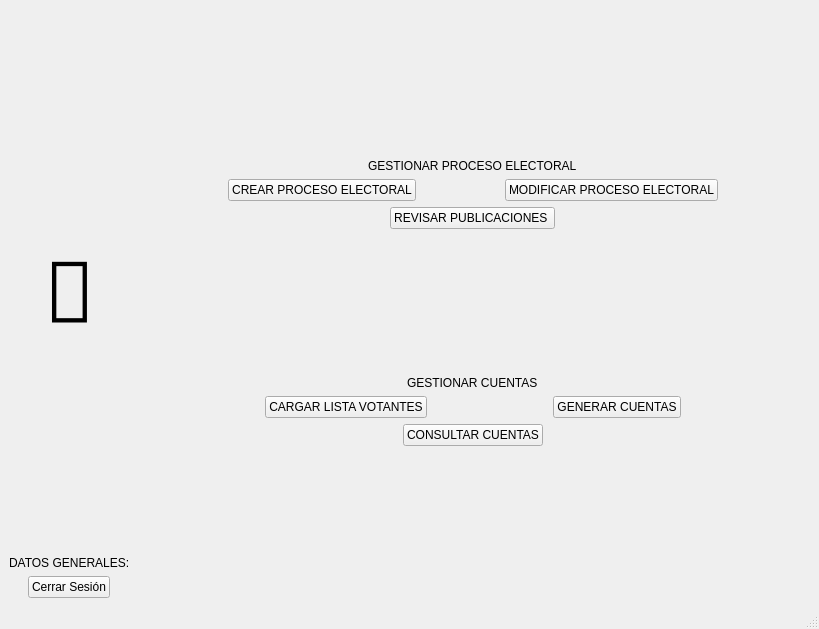
Qt form forms/inicioadmin.ui (sarahiva/IS2Proyecto1) before a commit.
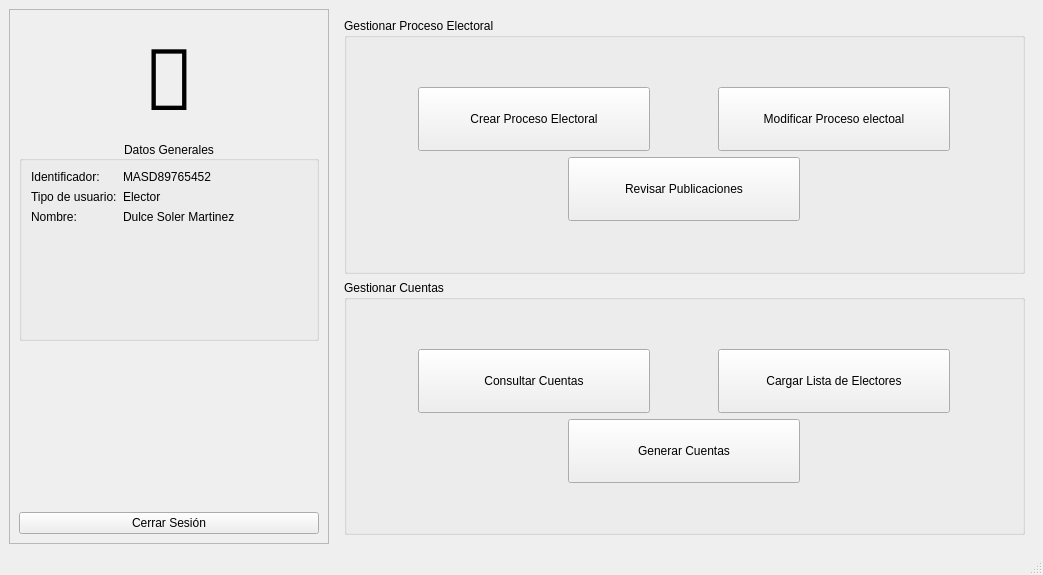
The same form after that commit. The open tabs and pages were chosen to show the change. Custom widgets are drawn as their Qt base class.

Commit message:
Implementado la creación del proceso electoral.
* Implementado la carga y generación de contraseña para electores y
candidatos.

What changed in the file:
```diff
--- a/forms/inicioadmin.ui
+++ b/forms/inicioadmin.ui
@@ -6,44 +6,36 @@
    <rect>
     <x>0</x>
     <y>0</y>
-    <width>819</width>
-    <height>629</height>
+    <width>1043</width>
+    <height>575</height>
    </rect>
   </property>
   <property name="windowTitle">
    <string>MainWindow</string>
   </property>
   <widget class="QWidget" name="centralwidget">
-   <layout class="QHBoxLayout" name="horizontalLayout_7" stretch="0,0">
-    <property name="sizeConstraint">
-     <enum>QLayout::SetDefaultConstraint</enum>
-    </property>
+   <layout class="QHBoxLayout" name="horizontalLayout">
     <item>
-     <layout class="QVBoxLayout" name="verticalLayout_3">
-      <property name="sizeConstraint">
-       <enum>QLayout::SetFixedSize</enum>
+     <widget class="QFrame" name="frame">
+      <property name="minimumSize">
+       <size>
+        <width>320</width>
+        <height>0</height>
+       </size>
       </property>
-      <item>
-       <spacer name="verticalSpacer_3">
-        <property name="orientation">
-         <enum>Qt::Vertical</enum>
-        </property>
-        <property name="sizeType">
-         <enum>QSizePolicy::Fixed</enum>
-        </property>
-        <property name="sizeHint" stdset="0">
+      <property name="maximumSize">
          <size>
-          <width>10</width>
-          <height>20</height>
-         </size>
-        </property>
-       </spacer>
-      </item>
-      <item>
-       <layout class="QHBoxLayout" name="horizontalLayout_9">
-        <property name="rightMargin">
-         <number>0</number>
-        </property>
+        <width>150</width>
+        <height>16777215</height>
+       </size>
+      </property>
+      <property name="frameShape">
+       <enum>QFrame::StyledPanel</enum>
+      </property>
+      <property name="frameShadow">
+       <enum>QFrame::Raised</enum>
+      </property>
+      <layout class="QVBoxLayout" name="verticalLayout">
         <item>
          <widget class="QLabel" name="label_4">
           <property name="sizePolicy">
@@ -68,46 +60,95 @@
           </property>
          </widget>
         </item>
-       </layout>
-      </item>
       <item>
-       <layout class="QHBoxLayout" name="horizontalLayout_10">
-        <item>
+        <widget class="QGroupBox" name="groupBox">
+         <property name="minimumSize">
+          <size>
+           <width>0</width>
+           <height>200</height>
+          </size>
+         </property>
+         <property name="title">
+          <string>Datos Generales</string>
+         </property>
+         <property name="alignment">
+          <set>Qt::AlignCenter</set>
+         </property>
+         <layout class="QFormLayout" name="formLayout">
+          <item row="0" column="0">
+           <widget class="QLabel" name="label">
+            <property name="text">
+             <string>Identificador:</string>
+            </property>
+           </widget>
+          </item>
+          <item row="0" column="1">
+           <widget class="QLabel" name="label_5">
+            <property name="text">
+             <string>MASD89765452</string>
+            </property>
+           </widget>
+          </item>
+          <item row="3" column="0">
          <widget class="QLabel" name="label_2">
-          <property name="sizePolicy">
-           <sizepolicy hsizetype="Fixed" vsizetype="Fixed">
-            <horstretch>0</horstretch>
-            <verstretch>0</verstretch>
-           </sizepolicy>
-          </property>
+            <property name="text">
+             <string/>
+            </property>
+           </widget>
+          </item>
+          <item row="1" column="0">
+           <widget class="QLabel" name="label_3">
           <property name="text">
-           <string>DATOS GENERALES:</string>
+             <string>Tipo de usuario:</string>
+            </property>
+           </widget>
+          </item>
+          <item row="1" column="1">
+           <widget class="QLabel" name="label_7">
+            <property name="text">
+             <string>Elector</string>
+            </property>
+           </widget>
+          </item>
+          <item row="2" column="0">
+           <widget class="QLabel" name="label_6">
+            <property name="text">
+             <string>Nombre:</string>
+            </property>
+           </widget>
+          </item>
+          <item row="2" column="1">
+           <widget class="QLabel" name="label_8">
+            <property name="text">
+             <string>Dulce Soler Martinez</string>
           </property>
          </widget>
         </item>
        </layout>
+        </widget>
       </item>
       <item>
-       <layout class="QHBoxLayout" name="horizontalLayout_11"/>
-      </item>
-      <item>
-       <layout class="QHBoxLayout" name="horizontalLayout_13">
+        <spacer name="verticalSpacer_2">
+         <property name="orientation">
+          <enum>Qt::Vertical</enum>
+         </property>
+         <property name="sizeHint" stdset="0">
+          <size>
+           <width>20</width>
+           <height>40</height>
+          </size>
+         </property>
+        </spacer>
+       </item>
         <item>
          <widget class="QPushButton" name="cerrarSesionBtn">
-          <property name="sizePolicy">
-           <sizepolicy hsizetype="Fixed" vsizetype="Fixed">
-            <horstretch>0</horstretch>
-            <verstretch>0</verstretch>
-           </sizepolicy>
-          </property>
           <property name="text">
            <string>Cerrar Sesión</string>
           </property>
          </widget>
         </item>
        </layout>
-      </item>
-     </layout>
+     </widget>
     </item>
     <item>
      <widget class="QStackedWidget" name="stackedWidget">
@@ -115,28 +156,17 @@
        <number>2</number>
       </property>
       <widget class="QWidget" name="page">
-       <layout class="QVBoxLayout" name="verticalLayout_4">
-        <item>
-         <layout class="QVBoxLayout" name="verticalLayout">
-          <item>
-           <layout class="QHBoxLayout" name="horizontalLayout">
-            <item>
-             <widget class="QLabel" name="label">
-              <property name="sizePolicy">
-               <sizepolicy hsizetype="Fixed" vsizetype="Fixed">
-                <horstretch>0</horstretch>
-                <verstretch>0</verstretch>
-               </sizepolicy>
-              </property>
-              <property name="text">
-               <string>GESTIONAR PROCESO ELECTORAL</string>
-              </property>
-             </widget>
-            </item>
-           </layout>
-          </item>
+       <layout class="QGridLayout" name="gridLayout_2">
+        <item row="0" column="0">
+         <widget class="QGroupBox" name="groupBox_3">
+          <property name="title">
+           <string>Gestionar Proceso Electoral</string>
+          </property>
+          <layout class="QVBoxLayout" name="verticalLayout_5">
           <item>
-           <layout class="QHBoxLayout" name="horizontalLayout_2">
+            <layout class="QVBoxLayout" name="verticalLayout_3">
+             <item>
+              <layout class="QHBoxLayout" name="horizontalLayout_3">
             <item>
              <widget class="QPushButton" name="createProcBtn">
               <property name="sizePolicy">
@@ -145,8 +175,14 @@
                 <verstretch>0</verstretch>
                </sizepolicy>
               </property>
+                 <property name="minimumSize">
+                  <size>
+                   <width>232</width>
+                   <height>64</height>
+                  </size>
+                 </property>
               <property name="text">
-               <string>CREAR PROCESO ELECTORAL</string>
+                  <string>Crear Proceso Electoral</string>
               </property>
              </widget>
             </item>
@@ -158,16 +194,20 @@
                 <verstretch>0</verstretch>
                </sizepolicy>
               </property>
+                 <property name="minimumSize">
+                  <size>
+                   <width>232</width>
+                   <height>64</height>
+                  </size>
+                 </property>
               <property name="text">
-               <string>MODIFICAR PROCESO ELECTORAL</string>
+                  <string>Modificar Proceso electoal</string>
               </property>
              </widget>
             </item>
            </layout>
           </item>
-          <item>
-           <layout class="QHBoxLayout" name="horizontalLayout_3">
-            <item>
+             <item alignment="Qt::AlignHCenter">
              <widget class="QPushButton" name="publiBtn">
               <property name="sizePolicy">
                <sizepolicy hsizetype="Fixed" vsizetype="Fixed">
@@ -175,36 +215,51 @@
                 <verstretch>0</verstretch>
                </sizepolicy>
               </property>
+               <property name="minimumSize">
+                <size>
+                 <width>232</width>
+                 <height>64</height>
+                </size>
+               </property>
               <property name="text">
-               <string>REVISAR PUBLICACIONES </string>
+                <string>Revisar Publicaciones</string>
               </property>
              </widget>
             </item>
            </layout>
           </item>
          </layout>
+         </widget>
         </item>
+        <item row="1" column="0">
+         <widget class="QGroupBox" name="groupBox_2">
+          <property name="title">
+           <string>Gestionar Cuentas</string>
+          </property>
+          <layout class="QVBoxLayout" name="verticalLayout_4">
         <item>
          <layout class="QVBoxLayout" name="verticalLayout_2">
           <item>
-           <layout class="QHBoxLayout" name="horizontalLayout_4">
+              <layout class="QHBoxLayout" name="horizontalLayout_2">
             <item>
-             <widget class="QLabel" name="label_3">
+                <widget class="QPushButton" name="ctasBtn">
               <property name="sizePolicy">
                <sizepolicy hsizetype="Fixed" vsizetype="Fixed">
                 <horstretch>0</horstretch>
                 <verstretch>0</verstretch>
                </sizepolicy>
               </property>
+                 <property name="minimumSize">
+                  <size>
+                   <width>232</width>
+                   <height>64</height>
+                  </size>
+                 </property>
               <property name="text">
-               <string>GESTIONAR CUENTAS</string>
+                  <string>Consultar Cuentas</string>
               </property>
              </widget>
             </item>
-           </layout>
-          </item>
-          <item>
-           <layout class="QHBoxLayout" name="horizontalLayout_5">
             <item>
              <widget class="QPushButton" name="loadListBtn">
               <property name="sizePolicy">
@@ -213,12 +268,20 @@
                 <verstretch>0</verstretch>
                </sizepolicy>
               </property>
+                 <property name="minimumSize">
+                  <size>
+                   <width>232</width>
+                   <height>64</height>
+                  </size>
+                 </property>
               <property name="text">
-               <string>CARGAR LISTA VOTANTES</string>
+                  <string>Cargar Lista de Electores</string>
               </property>
              </widget>
             </item>
-            <item>
+              </layout>
+             </item>
+             <item alignment="Qt::AlignHCenter">
              <widget class="QPushButton" name="genCtasBtn">
               <property name="sizePolicy">
                <sizepolicy hsizetype="Fixed" vsizetype="Fixed">
@@ -226,31 +289,21 @@
                 <verstretch>0</verstretch>
                </sizepolicy>
               </property>
-              <property name="text">
-               <string>GENERAR CUENTAS</string>
-              </property>
-             </widget>
-            </item>
-           </layout>
-          </item>
-          <item>
-           <layout class="QHBoxLayout" name="horizontalLayout_6">
-            <item>
-             <widget class="QPushButton" name="ctasBtn">
-              <property name="sizePolicy">
-               <sizepolicy hsizetype="Fixed" vsizetype="Fixed">
-                <horstretch>0</horstretch>
-                <verstretch>0</verstretch>
-               </sizepolicy>
-              </property>
+               <property name="minimumSize">
+                <size>
+                 <width>232</width>
+                 <height>64</height>
+                </size>
+               </property>
               <property name="text">
-               <string>CONSULTAR CUENTAS</string>
+                <string>Generar Cuentas</string>
               </property>
              </widget>
             </item>
            </layout>
           </item>
          </layout>
+         </widget>
         </item>
        </layout>
       </widget>
@@ -282,7 +335,13 @@
   <customwidget>
    <class>CandidatoWidget</class>
    <extends>QWidget</extends>
-   <header>candidato.h</header>
+   <header>candidatowidget.h</header>
+   <container>1</container>
+  </customwidget>
+  <customwidget>
+   <class>Resultados</class>
+   <extends>QWidget</extends>
+   <header>resultados.h</header>
    <container>1</container>
   </customwidget>
  </customwidgets>
```
Left out of the diff: 13 changed lines with no effect on the pictures. Lines whose indentation alone changed are shown as unchanged. The commit also changes 66 other files.
